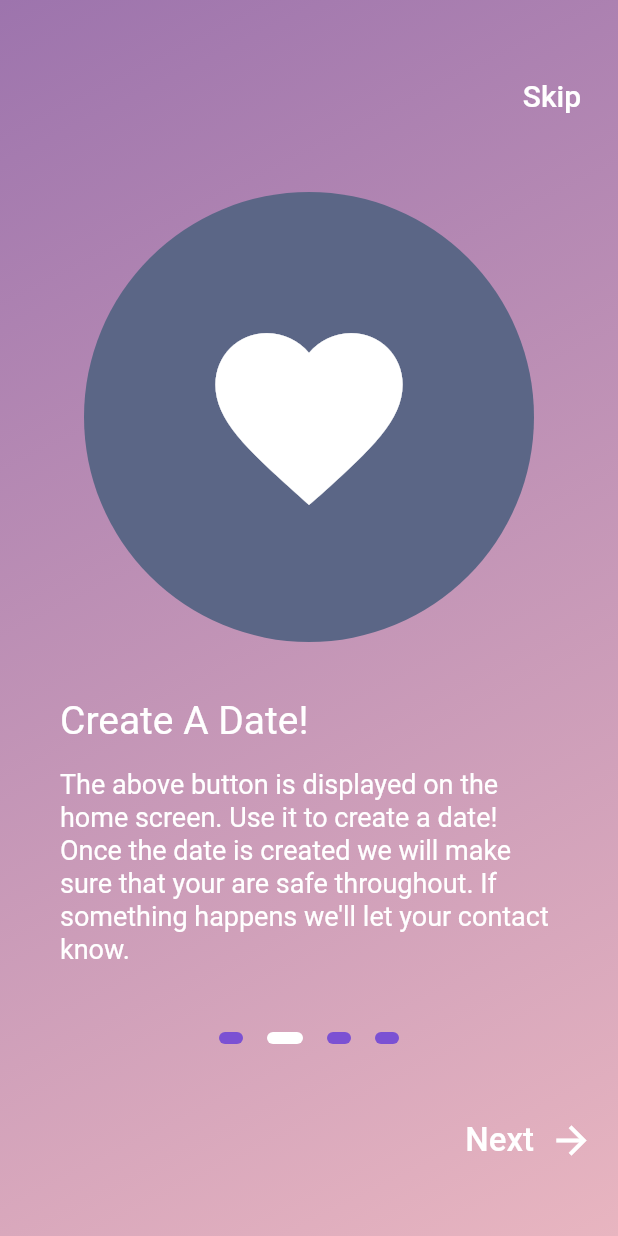
After one commit to Upine-Apps/Snug, a Flutter app: the Walkthrough screen opened directly, swiped to page 2, on a phone screen of 412 x 824 dp. The commit adds this screen. Run offline on Flutter 3.47's test engine with Material 2 defaults, Android fonts, the phone set to English and light mode, and no system bars; our stand-ins replace flutter_conditional_rendering, flutter_dotenv, flutter_spinkit, geolocator, google_maps_flutter, image_picker and 6 more; missing offline and left inert: amazon_cognito_identity_dart_2, emojis, geolocator_web, gradient_bottom_navigation_bar, otp_screen, shared_preferences_web; accounts and stored records are empty.

Commit message:
Got rid of show case widget for main screens and replaced it with a walkthrough on first account creation

```diff
--- /dev/null
+++ b/snug/lib/providers/walkthrough/walkthrough.dart
@@ -0,0 +1,342 @@
+import 'package:flutter/material.dart';
+import 'package:flutter/services.dart';
+import 'package:snug/screens/sync/sync.dart';
+
+class Walkthrough extends StatefulWidget {
+  @override
+  _WalkthroughState createState() => _WalkthroughState();
+}
+
+class _WalkthroughState extends State<Walkthrough> {
+  final int _numPages = 4;
+  final PageController _pageController = PageController(initialPage: 0);
+  int _currentPage = 0;
+
+  List<Widget> _buildPageIndicator() {
+    List<Widget> list = [];
+    for (int i = 0; i < _numPages; i++) {
+      list.add(i == _currentPage ? _indicator(true) : _indicator(false));
+    }
+    return list;
+  }
+
+  Widget _indicator(bool isActive) {
+    return AnimatedContainer(
+      duration: Duration(milliseconds: 150),
+      margin: EdgeInsets.symmetric(horizontal: 8),
+      height: 8.0,
+      width: isActive ? 24 : 16,
+      decoration: BoxDecoration(
+          color: isActive ? Colors.white : Color(0xFF7B51D3),
+          borderRadius: BorderRadius.all(Radius.circular(12))),
+    );
+  }
+
+  @override
+  Widget build(BuildContext context) {
+    return Scaffold(
+        body: AnnotatedRegion<SystemUiOverlayStyle>(
+          value: SystemUiOverlayStyle.light,
+          child: Container(
+            decoration: BoxDecoration(
+                gradient: LinearGradient(
+                    begin: Alignment.topLeft,
+                    end: Alignment.bottomRight,
+                    colors: [
+                  Theme.of(context).colorScheme.primary,
+                  Theme.of(context).colorScheme.secondary,
+                ])),
+            child: Padding(
+                padding: EdgeInsets.symmetric(vertical: 40),
+                child: Column(
+                  crossAxisAlignment: CrossAxisAlignment.stretch,
+                  children: <Widget>[
+                    Container(
+                      alignment: Alignment.centerRight,
+                      child: FlatButton(
+                        onPressed: () {
+                          Navigator.pushReplacement(
+                            context,
+                            MaterialPageRoute(
+                                builder: (context) => SyncScreen()),
+                          );
+                        },
+                        child: Text(
+                          'Skip',
+                          style: TextStyle(
+                            color: Colors.white,
+                            fontSize: 20,
+                          ),
+                        ),
+                      ),
+                    ),
+                    Container(
+                      height: 600,
+                      child: PageView(
+                        physics: ClampingScrollPhysics(),
+                        controller: _pageController,
+                        onPageChanged: (int page) {
+                          setState(() {
+                            _currentPage = page;
+                          });
+                        },
+                        children: <Widget>[
+                          Padding(
+                              padding: EdgeInsets.all(40),
+                              child: Column(
+                                crossAxisAlignment: CrossAxisAlignment.start,
+                                children: <Widget>[
+                                  Center(
+                                      child: Image(
+                                    image: AssetImage('assets/image/logo1.png'),
+                                    height: 300,
+                                    width: 300,
+                                  )),
+                                  SizedBox(
+                                    height: 30,
+                                  ),
+                                  Text(
+                                    'Thanks For Choosing Snug!',
+                                    style: TextStyle(
+                                        color: Colors.white,
+                                        fontSize: 26.0,
+                                        height: 1.5),
+                                  ),
+                                  SizedBox(
+                                    height: 15,
+                                  ),
+                                  Text(
+                                    'Before starting let us show you some of our unique features! Our goal is to make sure that you can date freely!',
+                                    style: TextStyle(
+                                      color: Colors.white,
+                                      fontSize: 18,
+                                      height: 1.2,
+                                    ),
+                                  )
+                                ],
+                              )),
+                          Padding(
+                              padding: EdgeInsets.all(40),
+                              child: Column(
+                                crossAxisAlignment: CrossAxisAlignment.start,
+                                children: <Widget>[
+                                  Center(
+                                    child: ClipOval(
+                                        child: Material(
+                                            color: Theme.of(context)
+                                                .colorScheme
+                                                .secondaryVariant,
+                                            child: InkWell(
+                                              splashColor: Theme.of(context)
+                                                  .colorScheme
+                                                  .primaryVariant,
+                                              child: SizedBox(
+                                                width: 300,
+                                                height: 300,
+                                                child: Icon(
+                                                  Icons.favorite,
+                                                  size: 150,
+                                                  color: Colors.white,
+                                                ),
+                                              ),
+                                              onTap: () {},
+                                            ))),
+                                  ),
+                                  SizedBox(
+                                    height: 30,
+                                  ),
+                                  Text(
+                                    'Create A Date!',
+                                    style: TextStyle(
+                                        color: Colors.white,
+                                        fontSize: 26.0,
+                                        height: 1.5),
+                                  ),
+                                  SizedBox(
+                                    height: 15,
+                                  ),
+                                  Text(
+                                    'The above button is displayed on the home screen. Use it to create a date! Once the date is created we will make sure that your are safe throughout. If something happens we\'ll let your contact know. ',
+                                    style: TextStyle(
+                                      color: Colors.white,
+                                      fontSize: 18,
+                                      height: 1.2,
+                                    ),
+                                  )
+                                ],
+                              )),
+                          Padding(
+                            padding: EdgeInsets.all(40),
+                            child: Column(
+                              crossAxisAlignment: CrossAxisAlignment.start,
+                              children: <Widget>[
+                                Center(
+                                  child: ClipOval(
+                                      child: Material(
+                                          color: Theme.of(context)
+                                              .colorScheme
+                                              .secondaryVariant,
+                                          child: InkWell(
+                                            splashColor: Theme.of(context)
+                                                .colorScheme
+                                                .primaryVariant,
+                                            child: SizedBox(
+                                              width: 300,
+                                              height: 300,
+                                              child: Icon(
+                                                Icons.person_add,
+                                                size: 150,
+                                                color: Colors.white,
+                                              ),
+                                            ),
+                                            onTap: () {},
+                                          ))),
+                                ),
+                                SizedBox(
+                                  height: 30,
+                                ),
+                                Text(
+                                  'Create A Contact!',
+                                  style: TextStyle(
+                                      color: Colors.white,
+                                      fontSize: 26.0,
+                                      height: 1.5),
+                                ),
+                                SizedBox(
+                                  height: 15,
+                                ),
+                                Text(
+                                  'The above button is displayed on the contact screen. Use it to create your contacts! These are the people that got your back if anything happens',
+                                  style: TextStyle(
+                                    color: Colors.white,
+                                    fontSize: 18,
+                                    height: 1.2,
+                                  ),
+                                )
+                              ],
+                            ),
+                          ),
+                          Padding(
+                            padding: EdgeInsets.all(40),
+                            child: Column(
+                              crossAxisAlignment: CrossAxisAlignment.start,
+                              children: <Widget>[
+                                Center(
+                                  child: ClipOval(
+                                      child: Material(
+                                          color: Theme.of(context)
+                                              .colorScheme
+                                              .secondaryVariant,
+                                          child: InkWell(
+                                            splashColor: Theme.of(context)
+                                                .colorScheme
+                                                .primaryVariant,
+                                            child: SizedBox(
+                                              width: 300,
+                                              height: 300,
+                                              child: Icon(
+                                                Icons.edit,
+                                                size: 150,
+                                                color: Colors.white,
+                                              ),
+                                            ),
+                                            onTap: () {},
+                                          ))),
+                                ),
+                                SizedBox(
+                                  height: 30,
+                                ),
+                                Text(
+                                  'Edit Your Profile!',
+                                  style: TextStyle(
+                                      color: Colors.white,
+                                      fontSize: 26.0,
+                                      height: 1.5),
+                                ),
+                                SizedBox(
+                                  height: 15,
+                                ),
+                                Text(
+                                  'The above button is displayed on the profile screen. Use it to edit your profile!',
+                                  style: TextStyle(
+                                    color: Colors.white,
+                                    fontSize: 18,
+                                    height: 1.2,
+                                  ),
+                                )
+                              ],
+                            ),
+                          )
+                        ],
+                      ),
+                    ),
+                    Row(
+                      mainAxisAlignment: MainAxisAlignment.center,
+                      children: _buildPageIndicator(),
+                    ),
+                    _currentPage != _numPages - 1
+                        ? Expanded(
+                            child: Align(
+                              alignment: FractionalOffset.bottomRight,
+                              child: FlatButton(
+                                onPressed: () {
+                                  _pageController.nextPage(
+                                      duration: Duration(milliseconds: 500),
+                                      curve: Curves.ease);
+                                },
+                                child: Row(
+                                  mainAxisAlignment: MainAxisAlignment.center,
+                                  mainAxisSize: MainAxisSize.min,
+                                  children: <Widget>[
+                                    Text('Next',
+                                        style: TextStyle(
+                                          color: Colors.white,
+                                          fontSize: 22.0,
+                                        )),
+                                    SizedBox(
+                                      width: 10.0,
+                                    ),
+                                    Icon(
+                                      Icons.arrow_forward,
+                                      color: Colors.white,
+                                      size: 30,
+                                    )
+                                  ],
+                                ),
+                              ),
+                            ),
+                          )
+                        : Text(''),
+                  ],
+                )),
+          ),
+        ),
+        bottomSheet: _currentPage == _numPages - 1
+            ? Container(
+                height: 100,
+                width: double.infinity,
+                color: Colors.white,
+                child: GestureDetector(
+                  onTap: () {
+                    Navigator.pushReplacement(
+                      context,
+                      MaterialPageRoute(builder: (context) => SyncScreen()),
+                    );
+                  },
+                  child: Center(
+                    child: Padding(
+                      padding: EdgeInsets.only(bottom: 30),
+                      child: Text(
+                        'Get Started!',
+                        style: TextStyle(
+                            color: Theme.of(context).colorScheme.primary,
+                            fontSize: 20,
+                            fontWeight: FontWeight.bold),
+                      ),
+                    ),
+                  ),
+                ),
+              )
+            : Text(''));
+  }
+}
--- a/snug/lib/screens/authenticate/profile.dart
+++ b/snug/lib/screens/authenticate/profile.dart
@@ -17,6 +17,7 @@ import 'package:snug/custom_widgets/raised_rounded_gradient_button.dart';
 import 'package:snug/custom_widgets/topheader.dart';
 import 'package:snug/models/User.dart';
 import 'package:snug/providers/UserProvider.dart';
+import 'package:snug/providers/walkthrough/walkthrough.dart';
 
 import 'package:snug/screens/sync/sync.dart';
 import 'package:snug/services/cognito/CognitoService.dart';
@@ -504,7 +505,8 @@ class _ProfileState extends State<Profile> {
                                       Navigator.pushReplacement(
                                         context,
                                         MaterialPageRoute(
-                                            builder: (context) => SyncScreen()),
+                                            builder: (context) =>
+                                                Walkthrough()),
                                       );
                                     } else {
                                       throw AddUserAttributeException(
```
Also changed, not shown: snug/lib/screens/contacts/contact.dart (+0 -37 lines), snug/lib/screens/home/home.dart (+3 -25 lines), snug/lib/screens/navigation/MainPage.dart (+4 -39 lines), snug/lib/screens/profile/profile.dart (+3 -22 lines), snug/lib/screens/settings/settings.dart (+3 -21 lines).
